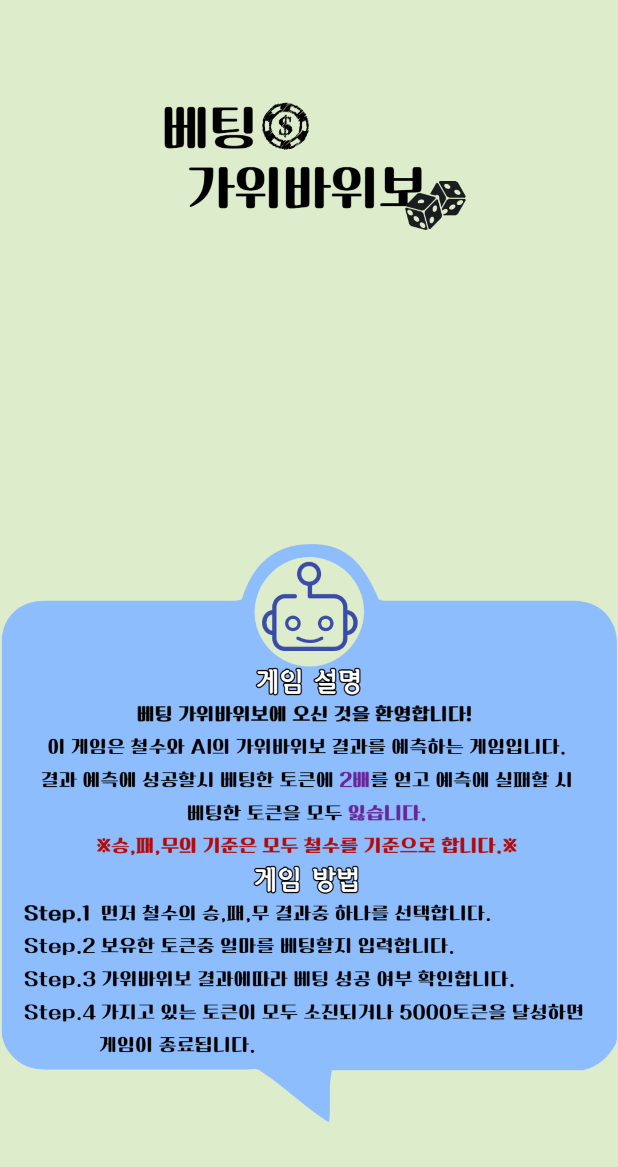
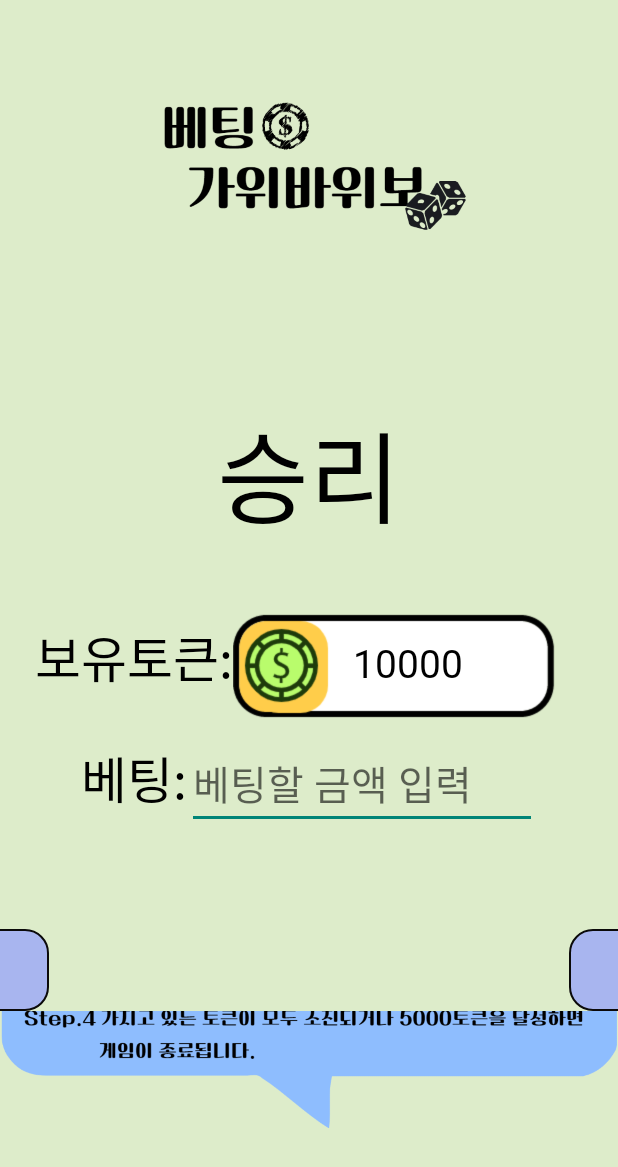
Before and after one commit to DongMin-0604/Mento_Menti_App, an Android app: the screen it shows after launch (MainActivity), on a phone screen of 412 x 824 dp. Shown: the top 1167 px of the screen. Run offline under Robolectric (Android 15) with nearby library versions, the phone set to English and light mode, and no system bars.

Commit message:
베팅 받는 레이아웃 추가 후 Invisible 속성 추가,토큰 표시 UI 추가 코드 가독성 수정

```diff
--- a/app/src/main/res/layout/activity_main.xml
+++ b/app/src/main/res/layout/activity_main.xml
@@ -33,7 +33,7 @@
             android:id="@+id/textView5"
             android:layout_width="wrap_content"
             android:layout_height="1020px"
-        android:layout_marginTop="8dp"
+            android:layout_marginTop="12dp"
             android:gravity="center"
             android:src="@drawable/game_info"
             app:layout_constraintEnd_toEndOf="parent"
@@ -44,22 +44,38 @@
             android:id="@+id/textView6"
             android:layout_width="match_parent"
             android:layout_height="wrap_content"
-        android:layout_marginTop="16dp"
+            android:layout_marginTop="4dp"
             android:fontFamily="@font/elicedigitalbaeum_bold"
             android:gravity="center"
             android:text="승,패,무 중 하나에 베팅하세요."
             android:textColor="@color/black"
-        android:textSize="24dp"
+            android:textSize="70px"
             app:layout_constraintEnd_toEndOf="parent"
             app:layout_constraintHorizontal_bias="0.0"
             app:layout_constraintStart_toStartOf="parent"
             app:layout_constraintTop_toBottomOf="@+id/textView5" />
 
+        <TextView
+            android:layout_width="350px"
+            android:layout_height="150px"
+            android:background="@drawable/token7"
+            android:fontFamily="@font/elicedigitalbaeum_bold"
+            android:gravity="center"
+            android:text="10000"
+            android:textColor="@color/black"
+            android:textSize="15dp"
+            app:layout_constraintBottom_toTopOf="@+id/linearLayout"
+            app:layout_constraintEnd_toEndOf="parent"
+            app:layout_constraintHorizontal_bias="1.0"
+            app:layout_constraintStart_toStartOf="parent"
+            app:layout_constraintTop_toBottomOf="@+id/textView6"
+            app:layout_constraintVertical_bias="0.0" />
+
         <LinearLayout
             android:id="@+id/linearLayout"
             android:layout_width="match_parent"
             android:layout_height="wrap_content"
-        android:layout_marginTop="12dp"
+            android:layout_marginTop="52dp"
             android:gravity="center"
             android:orientation="horizontal"
             app:layout_constraintEnd_toEndOf="parent"
@@ -72,23 +88,20 @@
                 android:layout_width="270px"
                 android:layout_height="210px"
                 android:layout_marginEnd="30dp"
-            android:src="@drawable/win"
-            />
+                android:src="@drawable/win" />
 
             <ImageView
                 android:id="@+id/imageView4"
                 android:layout_width="270px"
                 android:layout_height="210px"
-            android:src="@drawable/draw"
-            />
+                android:src="@drawable/draw" />
 
             <ImageView
                 android:id="@+id/imageView6"
                 android:layout_width="270px"
                 android:layout_height="210px"
                 android:layout_marginStart="30dp"
-            android:src="@drawable/lose"
-            />
+                android:src="@drawable/lose" />
         </LinearLayout>
 
         <LinearLayout
@@ -101,7 +114,7 @@
         app:layout_constraintHorizontal_bias="0.0"
         app:layout_constraintStart_toStartOf="parent"
         app:layout_constraintTop_toBottomOf="@+id/linearLayout">
-        <!--이미지 버튼으로 변경 or 버튼 스타일로 둥글게 하기 둘 중 선택 예정      -->
+        <!--이미지 버튼으로 변경 or 버튼 스타일로 둥글게 하기 둘 중 선택 예정-->
         <Button
             android:id="@+id/win_bt"
             android:layout_width="280px"
@@ -110,9 +123,9 @@
             android:background="@drawable/button_custom"
             android:fontFamily="@font/elicedigitalbaeum_bold"
             android:stateListAnimator="@null"
-            android:text="승"
+            android:text="베팅"
             android:textColor="#272727"
-            android:textSize="14dp" />
+            android:textSize="50px" />
 
         <Button
             android:id="@+id/draw_bt"
@@ -121,9 +134,9 @@
             android:background="@drawable/button_custom"
             android:fontFamily="@font/elicedigitalbaeum_bold"
             android:stateListAnimator="@null"
-            android:text="무"
+            android:text="베팅"
             android:textColor="#272727"
-            android:textSize="14dp" />
+            android:textSize="50px"/>
 
         <Button
             android:id="@+id/lose_bt"
@@ -133,10 +146,104 @@
             android:background="@drawable/button_custom"
             android:fontFamily="@font/elicedigitalbaeum_bold"
             android:stateListAnimator="@null"
-            android:text="패"
+            android:text="베팅"
             android:textColor="#272727"
-            android:textSize="14dp" />
+            android:textSize="50px"/>
     </LinearLayout>
-
     </androidx.constraintlayout.widget.ConstraintLayout>
+<!--숨겨져 있는 베팅 받는 창-->
+    <LinearLayout
+        android:id="@+id/win_layout"
+        android:layout_width="900px"
+        android:layout_height="wrap_content"
+        android:background="#DDECCA"
+        android:layout_marginTop="400px"
+        android:layout_gravity="center_horizontal"
+        android:gravity="center_horizontal"
+        android:orientation="vertical">
+<!--        android:visibility="invisible"-->
+        <TextView
+            android:layout_width="match_parent"
+            android:layout_height="wrap_content"
+            android:text="승리"
+            android:gravity="center"
+            android:textSize="100px"
+            android:textColor="@color/black"
+            android:fontFamily="@font/one_mobile_pop"
+            />
+        <LinearLayout
+            android:layout_width="wrap_content"
+            android:layout_height="wrap_content"
+            android:orientation="horizontal"
+            android:layout_marginTop="40px">
+            <TextView
+                android:layout_width="wrap_content"
+                android:layout_height="wrap_content"
+                android:fontFamily="@font/one_mobile_pop"
+                android:gravity="center"
+                android:text="보유토큰:"
+                android:textColor="@color/black"
+                android:textSize="50px" />
+        <TextView
+            android:layout_width="350px"
+            android:layout_height="150px"
+            android:background="@drawable/token7"
+            android:fontFamily="@font/elicedigitalbaeum_bold"
+            android:gravity="center"
+            android:text="10000"
+            android:textColor="@color/black"
+            android:textSize="39px" />
+        </LinearLayout>
+        <LinearLayout
+            android:layout_width="wrap_content"
+            android:layout_height="wrap_content"
+            android:orientation="horizontal">
+            <TextView
+                android:layout_width="wrap_content"
+                android:layout_height="wrap_content"
+                android:text="베팅:"
+                android:textSize="50px"
+                android:fontFamily="@font/one_mobile_pop"
+                android:textColor="@color/black"
+                />
+            <EditText
+                android:layout_width="350px"
+                android:layout_height="wrap_content"
+                android:inputType="number"
+                android:fontFamily="@font/one_mobile_pop"
+                android:textSize="40px"
+                android:hint="베팅할 금액 입력"
+                android:maxLength="5"/>
+        </LinearLayout>
+        <LinearLayout
+            android:layout_width="match_parent"
+            android:layout_height="wrap_content"
+            android:orientation="horizontal"
+            android:layout_marginTop="100px"
+            >
+            <Button
+                android:layout_width="190px"
+                android:layout_height="82px"
+                android:background="@drawable/button_custom"
+                android:fontFamily="@font/elicedigitalbaeum_bold"
+                android:stateListAnimator="@null"
+                android:text="취소"
+                android:textColor="#272727"
+                android:textSize="40px"
+                />
+            <View
+                android:layout_width="0dp"
+                android:layout_height="0dp"
+                android:layout_weight="1" />
+            <Button
+                android:layout_width="190px"
+                android:layout_height="82px"
+                android:background="@drawable/button_custom"
+                android:fontFamily="@font/elicedigitalbaeum_bold"
+                android:stateListAnimator="@null"
+                android:text="확인"
+                android:textColor="#272727"
+                android:textSize="40px" />
+        </LinearLayout>
+    </LinearLayout>
 </FrameLayout>
```
Also changed, not shown: app/src/main/res/drawable-v24/token7.png (added). Lines whose indentation alone changed are shown as unchanged.
